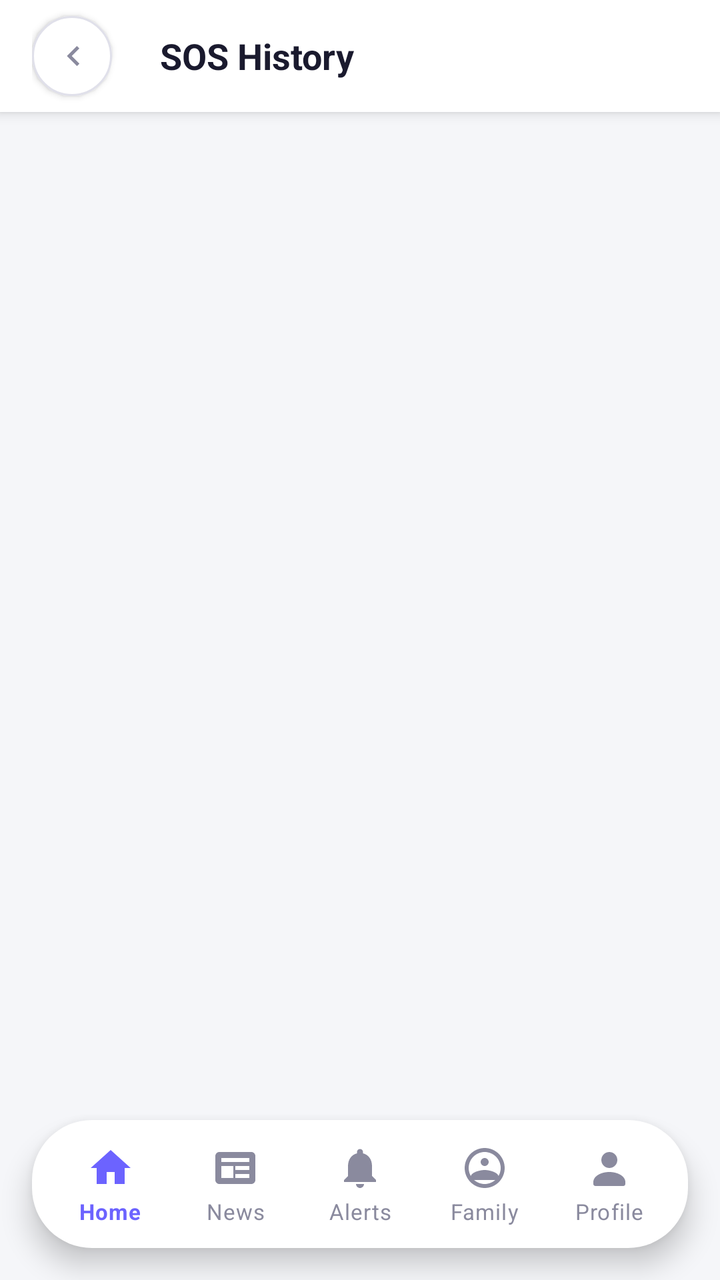
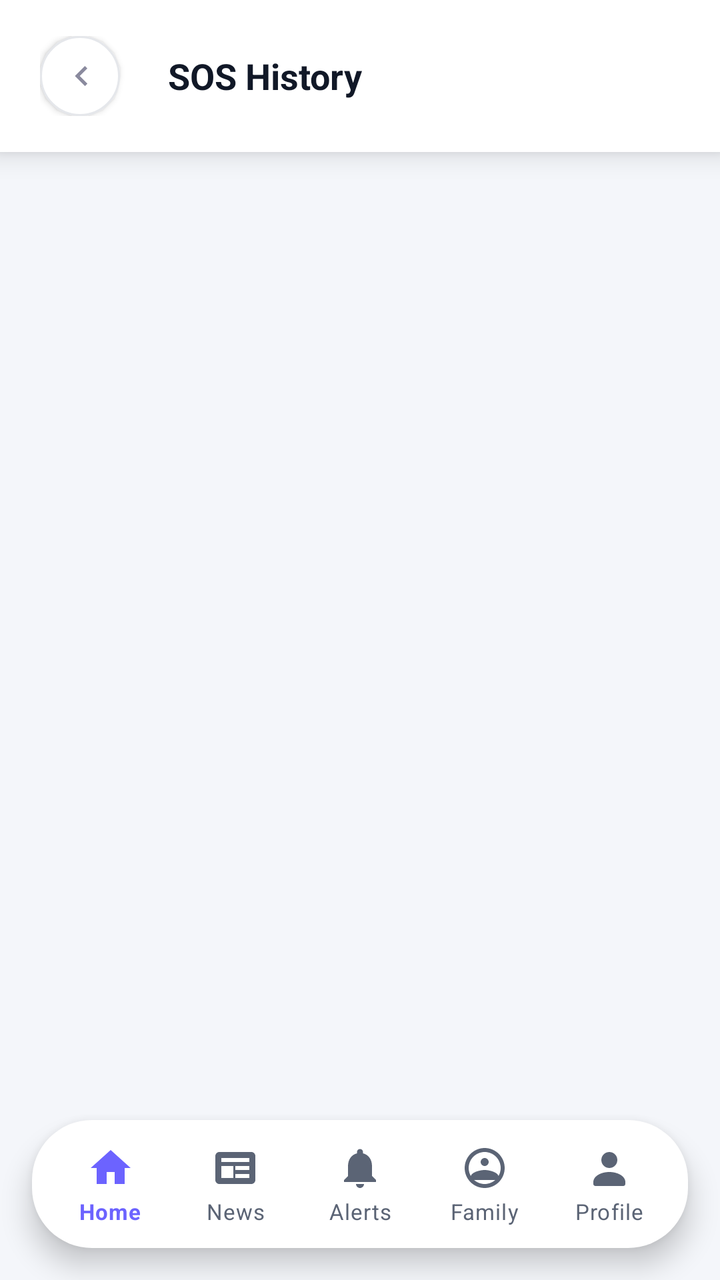

An Android layout rendered at two revisions. The XML below is the earlier revision; the diff shows what the commit changed to produce the second picture.
<!-- AndroidManifest.xml: application theme Theme.EmergencySOSApp -->
<!-- res/layout/activity_sos_history.xml -->
<?xml version="1.0" encoding="utf-8"?>
<RelativeLayout xmlns:android="http://schemas.android.com/apk/res/android"
    xmlns:app="http://schemas.android.com/apk/res-auto"
    android:layout_width="match_parent"
    android:layout_height="match_parent"
    android:background="@color/background">

    <com.google.android.material.appbar.MaterialToolbar
        android:id="@+id/toolbar"
        android:layout_width="match_parent"
        android:layout_height="wrap_content"
        android:minHeight="?attr/actionBarSize"
        android:background="@color/white"
        android:elevation="4dp"
        android:paddingHorizontal="16dp">

        <ImageView
            android:id="@+id/btnBack"
            android:layout_width="40dp"
            android:layout_height="40dp"
            android:background="@drawable/bg_circle_white"
            android:contentDescription="Back"
            android:elevation="2dp"
            android:padding="10dp"
            android:rotation="180"
            android:src="@drawable/ic_chevron_right" />

        <TextView
            android:layout_width="wrap_content"
            android:layout_height="wrap_content"
            android:layout_marginStart="24dp"
            android:text="@string/sos_history_title"
            android:textColor="@color/text_dark"
            android:textSize="18sp"
            android:textStyle="bold" />
    </com.google.android.material.appbar.MaterialToolbar>

    <androidx.core.widget.NestedScrollView
        android:id="@+id/historyScrollView"
        android:layout_width="match_parent"
        android:layout_height="match_parent"
        android:layout_below="@id/toolbar"
        android:layout_above="@id/bottomNavigation">

        <LinearLayout
            android:id="@+id/historyContainer"
            android:layout_width="match_parent"
            android:layout_height="wrap_content"
            android:orientation="vertical"
            android:padding="20dp" />

    </androidx.core.widget.NestedScrollView>

    <com.google.android.material.bottomnavigation.BottomNavigationView
        android:id="@+id/bottomNavigation"
        style="@style/App.BottomNavigation"
        android:layout_width="match_parent"
        android:background="@drawable/bg_bottom_nav"
        android:layout_height="wrap_content"
        android:layout_alignParentBottom="true"
        android:layout_margin="16dp"

        app:menu="@menu/bottom_nav_menu" />

</RelativeLayout>
<!-- resources referenced by this layout -->
<resources>
  <color name="background">#F5F6F9</color>
  <color name="text_dark">#1A1A2E</color>
  <color name="white">#FFFFFF</color>
  <!-- drawable bg_bottom_nav (drawable) -->
  <?xml version="1.0" encoding="utf-8"?>
  <shape xmlns:android="http://schemas.android.com/apk/res/android"
      android:shape="rectangle">
  
      <solid android:color="@android:color/white" />
  
      <corners android:radius="30dp" />
  
      <padding
          android:left="8dp"
          android:top="4dp"
          android:right="8dp"
          android:bottom="4dp" />
  
  </shape>
  <!-- drawable bg_circle_white (drawable) -->
  <?xml version="1.0" encoding="utf-8"?>
  <shape xmlns:android="http://schemas.android.com/apk/res/android"
      android:shape="oval">
      <solid android:color="@color/card_background" />
      <stroke android:width="1dp" android:color="@color/border_gray" />
  </shape>
  <!-- drawable ic_chevron_right (drawable) -->
  <?xml version="1.0" encoding="utf-8"?>
  <vector xmlns:android="http://schemas.android.com/apk/res/android"
      android:width="20dp"
      android:height="20dp"
      android:viewportWidth="24"
      android:viewportHeight="24">
      <path
          android:fillColor="#8A8A9E"
          android:pathData="M9,6l6,6l-6,6l-1.41,-1.41L12.17,12L7.59,7.41z" />
  </vector>
  <string name="sos_history_title">SOS History</string>
  <style name="App.BottomNavigation" parent="Widget.MaterialComponents.BottomNavigationView">
          <item name="android:layout_height">72dp</item>
          <item name="itemIconTint">@color/nav_item_selector</item>
          <item name="itemTextColor">@color/nav_item_selector</item>
          <item name="itemRippleColor">@android:color/transparent</item>
          <item name="labelVisibilityMode">labeled</item>
          <item name="itemHorizontalTranslationEnabled">false</item>
          <item name="itemTextAppearanceActive">@style/NavText.Active</item>
          <item name="itemTextAppearanceInactive">@style/NavText.Inactive</item>
          <item name="background">@drawable/bg_floating_menu</item>
          <item name="elevation">8dp</item>
      </style>
  <style name="Theme.EmergencySOSApp" parent="Theme.MaterialComponents.DayNight.NoActionBar">
          <item name="colorPrimary">@color/primary</item>
          <item name="colorPrimaryDark">@color/primary_dark</item>
          <item name="colorAccent">@color/primary</item>
  
          
          <item name="android:statusBarColor">@android:color/transparent</item>
          <item name="android:navigationBarColor">@android:color/transparent</item>
          <item name="android:windowLightStatusBar" tools:targetApi="m">true</item>
          <item name="android:windowLightNavigationBar" tools:targetApi="27">true</item>
      </style>
  <color name="card_background">#FFFFFF</color>
  <color name="border_gray">#E0E0EA</color>
  <style name="NavText.Active" parent="TextAppearance.MaterialComponents.Caption">
          <item name="android:textSize">11sp</item>
          <item name="android:textStyle">bold</item>
          <item name="android:textColor">@color/primary</item>
      </style>
  <style name="NavText.Inactive" parent="TextAppearance.MaterialComponents.Caption">
          <item name="android:textSize">11sp</item>
          <item name="android:textStyle">normal</item>
          <item name="android:textColor">@color/text_gray</item>
      </style>
  <!-- drawable bg_floating_menu (drawable) -->
  <?xml version="1.0" encoding="utf-8"?>
  <shape xmlns:android="http://schemas.android.com/apk/res/android"
      android:shape="rectangle">
      <solid android:color="@color/white" />
      <corners android:radius="100dp" />
      <stroke android:width="1dp" android:color="#F0F2F5" />
  </shape>
  <color name="primary">#6C63FF</color>
  <color name="primary_dark">#5A52E0</color>
  <color name="text_gray">#8A8A9E</color>
</resources>

<!-- the commit's change to res/layout/activity_sos_history.xml (unified diff, before → after) -->
@@ -11,8 +11,9 @@
         android:layout_height="wrap_content"
         android:minHeight="?attr/actionBarSize"
         android:background="@color/white"
-        android:elevation="4dp"
-        android:paddingHorizontal="16dp">
+        android:paddingVertical="18dp"
+        android:elevation="8dp"
+        android:paddingHorizontal="20dp">
 
         <ImageView
             android:id="@+id/btnBack"
<!-- resource entries referenced after the edit -->
@@ -1,7 +1,7 @@
 <!-- resources referenced by this layout -->
 <resources>
-  <color name="background">#F5F6F9</color>
-  <color name="text_dark">#1A1A2E</color>
+  <color name="background">#F4F6FA</color>
+  <color name="text_dark">#111827</color>
   <color name="white">#FFFFFF</color>
   <!-- drawable bg_bottom_nav (drawable) -->
   <?xml version="1.0" encoding="utf-8"?>
@@ -62,7 +62,7 @@
           <item name="android:windowLightNavigationBar" tools:targetApi="27">true</item>
       </style>
   <color name="card_background">#FFFFFF</color>
-  <color name="border_gray">#E0E0EA</color>
+  <color name="border_gray">#E5E7EB</color>
   <style name="NavText.Active" parent="TextAppearance.MaterialComponents.Caption">
           <item name="android:textSize">11sp</item>
           <item name="android:textStyle">bold</item>
@@ -83,6 +83,6 @@
   </shape>
   <color name="primary">#6C63FF</color>
   <color name="primary_dark">#5A52E0</color>
-  <color name="text_gray">#8A8A9E</color>
+  <color name="text_gray">#5B6475</color>
 </resources>
 
